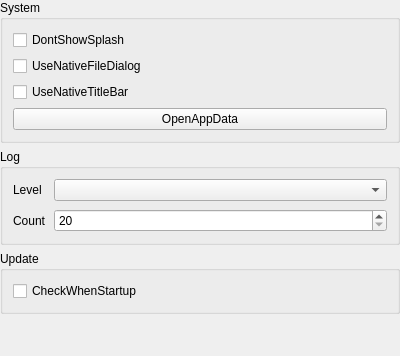
Qt form src/settings/othersettingsdialog.ui (Wing-summer/WingHexExplorer2) before a commit.
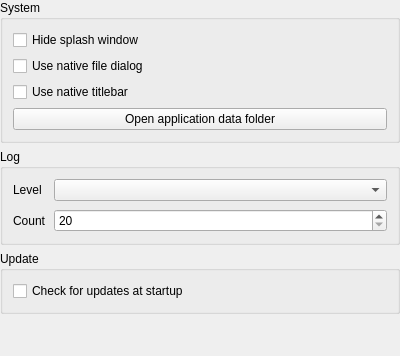
The same form after that commit.

Diff of the .ui file:
```diff
--- a/src/settings/othersettingsdialog.ui
+++ b/src/settings/othersettingsdialog.ui
@@ -59,28 +59,28 @@
       <item>
        <widget class="QCheckBox" name="cbDontShowSplash">
         <property name="text">
-         <string>DontShowSplash</string>
+         <string>Hide splash window</string>
         </property>
        </widget>
       </item>
       <item>
        <widget class="QCheckBox" name="cbNativeFileDialog">
         <property name="text">
-         <string>UseNativeFileDialog</string>
+         <string>Use native file dialog</string>
         </property>
        </widget>
       </item>
       <item>
        <widget class="QCheckBox" name="cbNativeTitile">
         <property name="text">
-         <string>UseNativeTitleBar</string>
+         <string>Use native titlebar</string>
         </property>
        </widget>
       </item>
       <item>
        <widget class="QPushButton" name="btnAppData">
         <property name="text">
-         <string>OpenAppData</string>
+         <string>Open application data folder</string>
         </property>
        </widget>
       </item>
@@ -183,7 +183,7 @@
       <item>
        <widget class="QCheckBox" name="cbCheckWhenStartup">
         <property name="text">
-         <string>CheckWhenStartup</string>
+         <string>Check for updates at startup</string>
         </property>
        </widget>
       </item>
```
